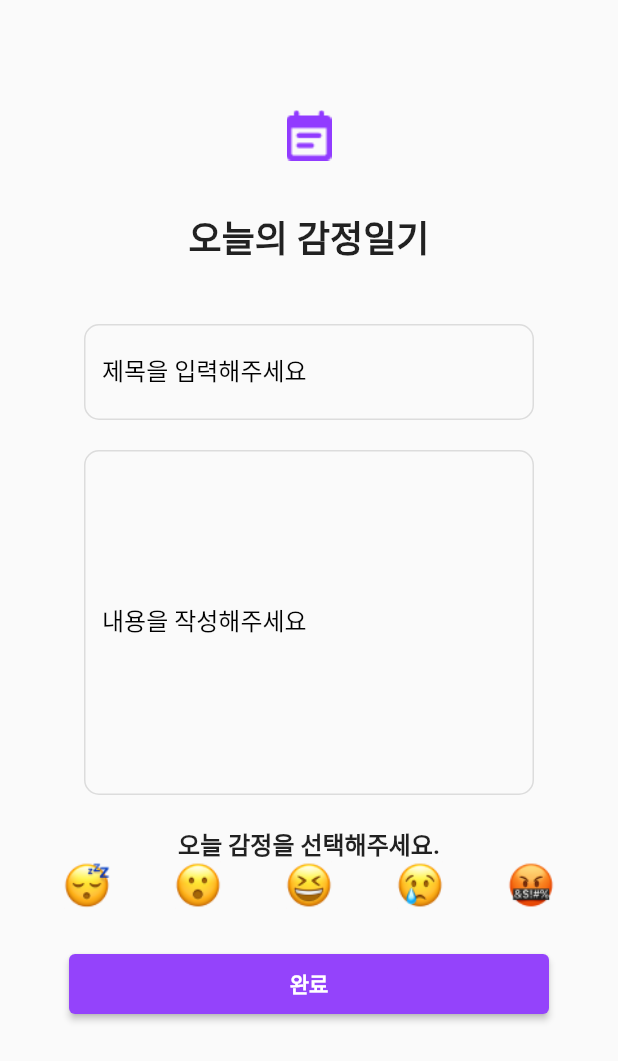
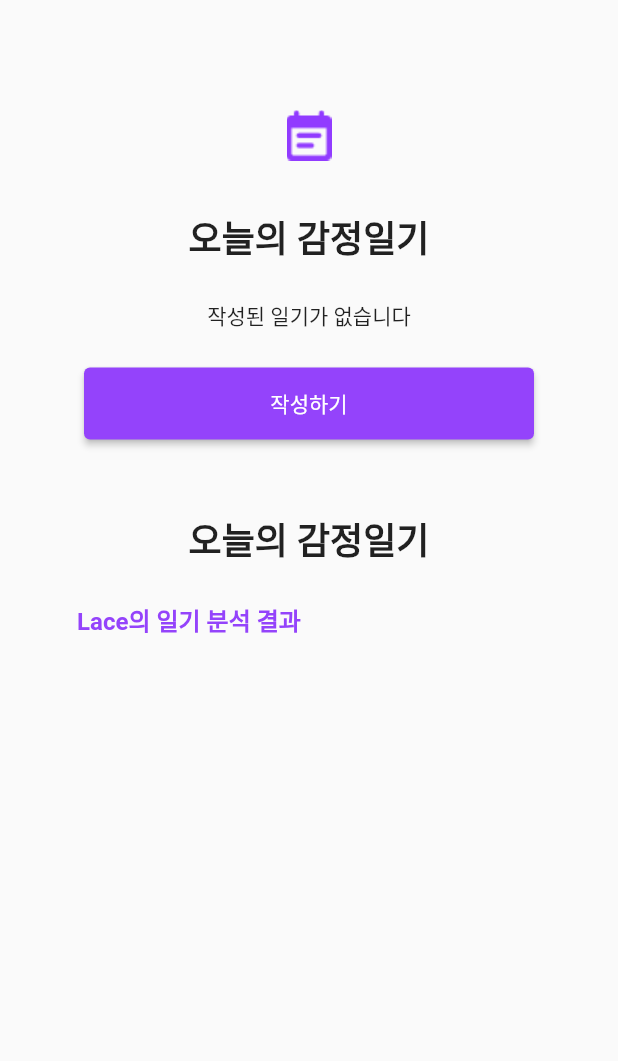
Before and after one commit to SW-Hackathon-Team/Lace-app, a Flutter app: the screen it shows after launch, after a tap on "작성하러 가기", on a phone screen of 412 x 824 dp. Shown: the top 1061 px of the screen. Run offline on Flutter 3.47's test engine with Material 2 defaults, Android fonts, the phone set to English and light mode, and no system bars; our stand-ins replace flutter_screenutil, shared_preferences; network calls fail.

Commit message:
잠 자고 싶다

```diff
--- /dev/null
+++ b/lib/analyze.dart
@@ -0,0 +1,84 @@
+import 'dart:convert';
+import 'package:flutter/material.dart';
+import 'package:http/http.dart' as http;
+import 'package:app/widget/diaryHeader.dart';
+
+void main() {
+  runApp(AnalyzeApp());
+}
+
+class AnalyzeApp extends StatelessWidget {
+  @override
+  Widget build(BuildContext context) {
+    return MaterialApp(
+      home: AnalyzePage(),
+    );
+  }
+}
+
+class AnalyzePage extends StatefulWidget {
+  @override
+  _AnalyzePageState createState() => _AnalyzePageState();
+}
+
+class _AnalyzePageState extends State<AnalyzePage> {
+  final String apiUrl = 'http://3.34.158.127:8080/api/v1/gpt/analyze/$id';
+
+  static get id => null;
+
+  @override
+  Widget build(BuildContext context) {
+    return MaterialApp(
+      home: Scaffold(
+        body: Column(
+          children: [
+            diaryHeader(context),
+            Container(
+              margin: EdgeInsets.only(top: 24),
+              child: Text(
+                  "작성된 일기가 없습니다"
+              ),
+            ),
+            Container(
+              width: 300,
+              height: 48,
+              margin: EdgeInsets.only(top: 24),
+              child: ElevatedButton(
+                onPressed: () {
+
+                },
+                child: Text("작성하기"),
+                style: ButtonStyle(
+                  backgroundColor: MaterialStateProperty.all(
+                    const Color.fromRGBO(148, 67, 251, 1.0),
+                  ),
+                ),
+              ),
+            ),
+            Container(
+              margin: EdgeInsets.only(top: 48),
+              child: Text(
+                "오늘의 감정일기",
+                style: TextStyle(
+                    fontWeight: FontWeight.w700,
+                    fontSize: 24
+                ),
+              ),
+            ),
+            Container(
+              margin: EdgeInsets.only(top: 24, right: 160),
+              child: Text(
+                "Lace의 일기 분석 결과",
+                style: TextStyle(
+                  fontWeight: FontWeight.w600,
+                  fontSize: 16,
+                  color: Color.fromRGBO(148, 67, 251, 1.0),
+                ),
+              ),
+            )
+          ],
+        ),
+      ),
+    );
+  }
+}
--- a/lib/main.dart
+++ b/lib/main.dart
@@ -4,6 +4,7 @@ import 'package:shared_preferences/shared_preferences.dart';
 import 'package:app/chat.dart';
 import 'package:app/utils/util.dart';
 import 'package:app/diaryWrite.dart';
+import 'package:app/analyze.dart';
 
 const String accessTokenKey = 'accToken';
 const String refreshTokenKey = 'refToken';
@@ -33,7 +34,7 @@ class _MyAppState extends State<MyApp> {
   void initState() {
     super.initState();
     isLoggedIn = widget.initialLoggedInState;
-    loadSavedData();
+    loadSavedData(context);
   }
 
   @override
@@ -214,7 +215,7 @@ class _MyAppState extends State<MyApp> {
                         Navigator.pushReplacement(
                           context,
                           MaterialPageRoute(
-                            builder: (context) => DiaryApp(),
+                            builder: (context) => AnalyzeApp(),
                           ),
                         );
                       },
--- a/lib/utils/util.dart
+++ b/lib/utils/util.dart
@@ -40,7 +40,7 @@ Future<void> saveClientName(String name) async {
   }
 }
 
-Future<Map> loadSavedData() async {
+Future<Map> loadSavedData(BuildContext context) async {
   SharedPreferences prefs = await SharedPreferences.getInstance();
 
   String? accessToken = prefs.getString(accessTokenKey);
--- a/pubspec.yaml
+++ b/pubspec.yaml
@@ -72,6 +72,7 @@ flutter:
     - assets/face3.png
     - assets/face4.png
     - assets/face5.png
+    - assets/send.png
 
   # To add assets to your application, add an assets section, like this:
   # assets:
```
Also changed, not shown: lib/chat.dart (+85 -32 lines), lib/diaryWrite.dart (+43 -5 lines), assets/send.png (added).
